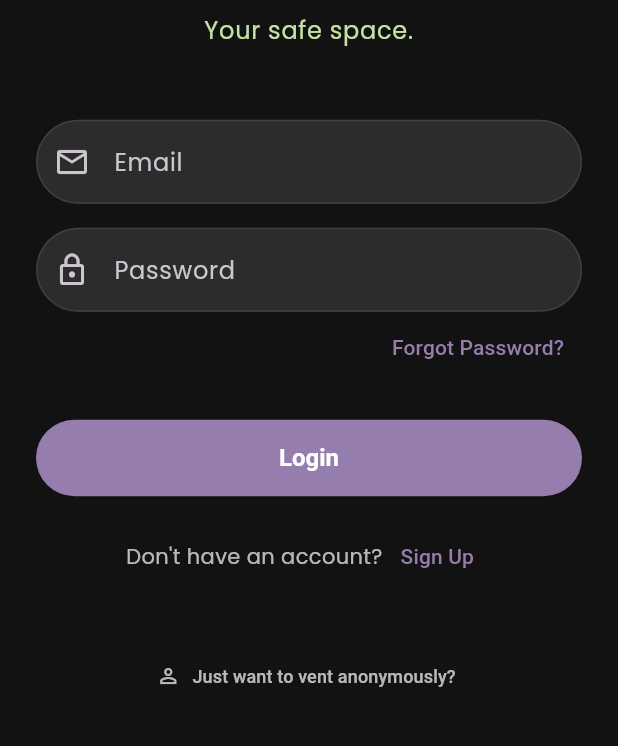
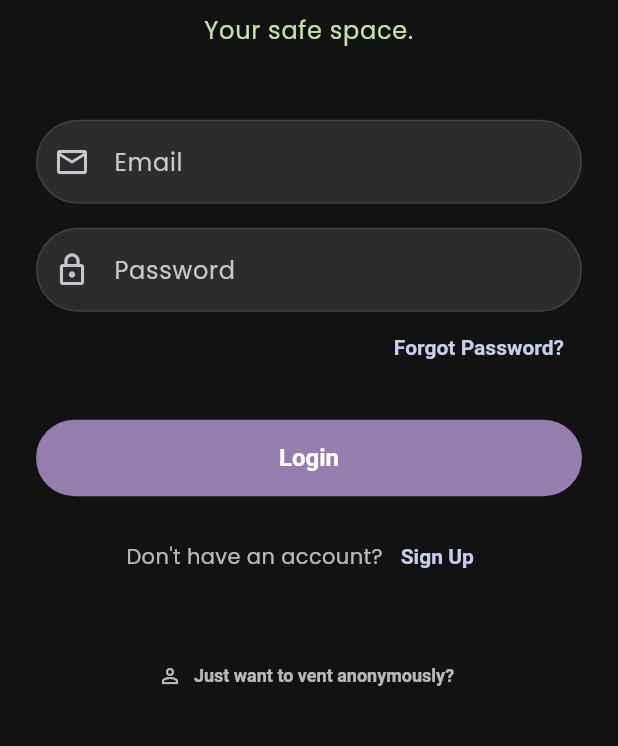
Before and after one commit to yvenyvi/mood-tracker, a Flutter app: the screen it shows after launch, on a phone screen of 412 x 824 dp, the part 289-1035 px from its top. Run offline on Flutter 3.47's test engine with Material 3 defaults, Android fonts, the phone set to English and light mode, and no system bars; our stand-ins replace cloud_firestore, firebase_auth, firebase_core, google_fonts, lottie; accounts and stored records are empty.

Commit message:
fix/dark-mode fixed darkmode of fonts, borders, and buttons of pages

```diff
--- a/lib/theme/app_theme.dart
+++ b/lib/theme/app_theme.dart
@@ -65,6 +65,11 @@ class AppTheme {
           ),
           bodyLarge: TextStyle(color: textDark, fontSize: 16),
           bodyMedium: TextStyle(color: textGrey, fontSize: 14),
+          headlineMedium: TextStyle(
+            color: textDark,
+            fontWeight: FontWeight.bold,
+            fontSize: 28,
+          ),
         ),
       ),
 
@@ -82,7 +87,9 @@ class AppTheme {
         ),
         enabledBorder: OutlineInputBorder(
           borderRadius: BorderRadius.circular(30),
-          borderSide: BorderSide(color: Color.fromRGBO(158, 158, 158, 0.1)),
+          borderSide: BorderSide(
+            color: Color.fromRGBO(158, 158, 158, 0.4),
+          ), // Increased visibility
         ),
         focusedBorder: OutlineInputBorder(
           borderRadius: BorderRadius.circular(30),
@@ -102,6 +109,14 @@ class AppTheme {
             borderRadius: BorderRadius.circular(30),
           ),
           textStyle: const TextStyle(fontWeight: FontWeight.w600, fontSize: 16),
+        ),
+      ),
+
+      // TextButton Theme (For "See All" etc.)
+      textButtonTheme: TextButtonThemeData(
+        style: TextButton.styleFrom(
+          foregroundColor: skyBlue, // Darker blue for visibility on light bg
+          textStyle: const TextStyle(fontWeight: FontWeight.w600),
         ),
       ),
 
@@ -161,6 +176,11 @@ class AppTheme {
           ),
           bodyLarge: TextStyle(color: Colors.white, fontSize: 16),
           bodyMedium: TextStyle(color: Colors.white70, fontSize: 14),
+          headlineMedium: TextStyle(
+            color: Colors.white,
+            fontWeight: FontWeight.bold,
+            fontSize: 28,
+          ),
         ),
       ),
 
@@ -201,6 +221,14 @@ class AppTheme {
         ),
       ),
 
+      // TextButton Theme
+      textButtonTheme: TextButtonThemeData(
+        style: TextButton.styleFrom(
+          foregroundColor: lightSkyBlue, // Lighter blue for dark bg
+          textStyle: const TextStyle(fontWeight: FontWeight.w600),
+        ),
+      ),
+
       // NavigationBar Theme
       navigationBarTheme: NavigationBarThemeData(
         backgroundColor: const Color(0xFF1E1E1E),
```
Also changed, not shown: lib/screens/home_page.dart (+6 -6 lines), lib/screens/mood_entry_page.dart (+26 -7 lines), lib/screens/mood_history_page.dart (+13 -11 lines).
